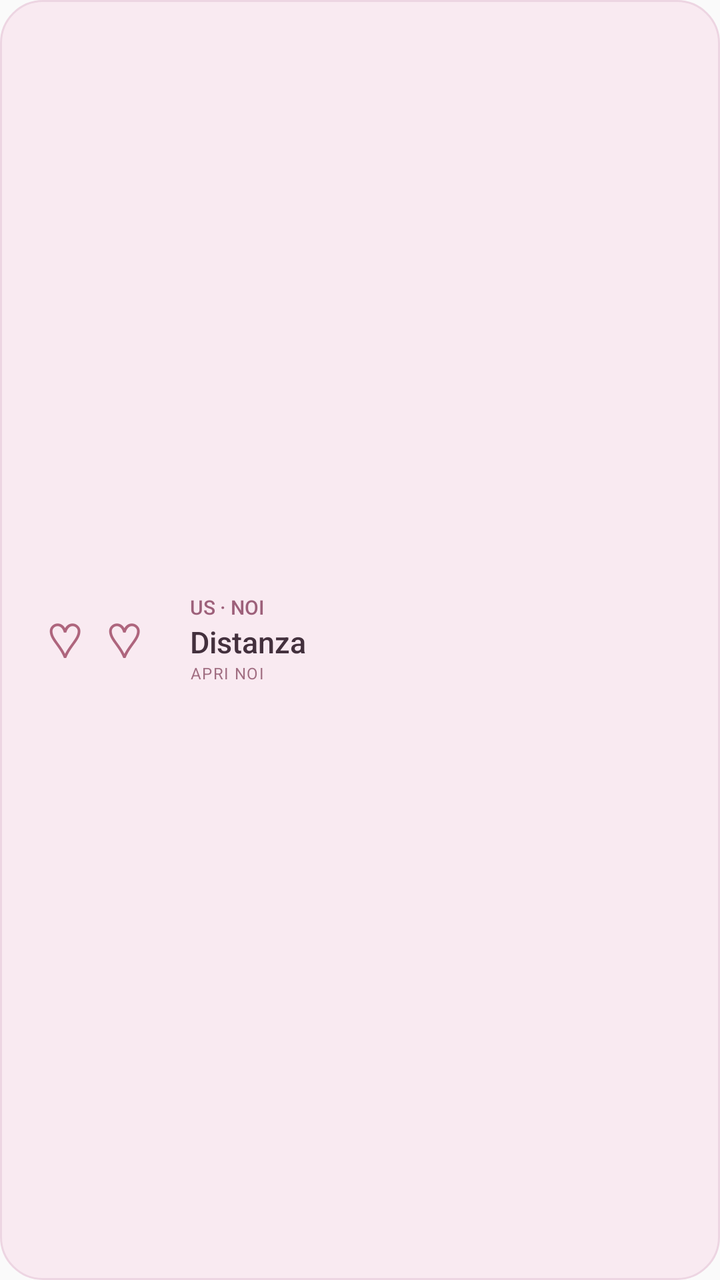
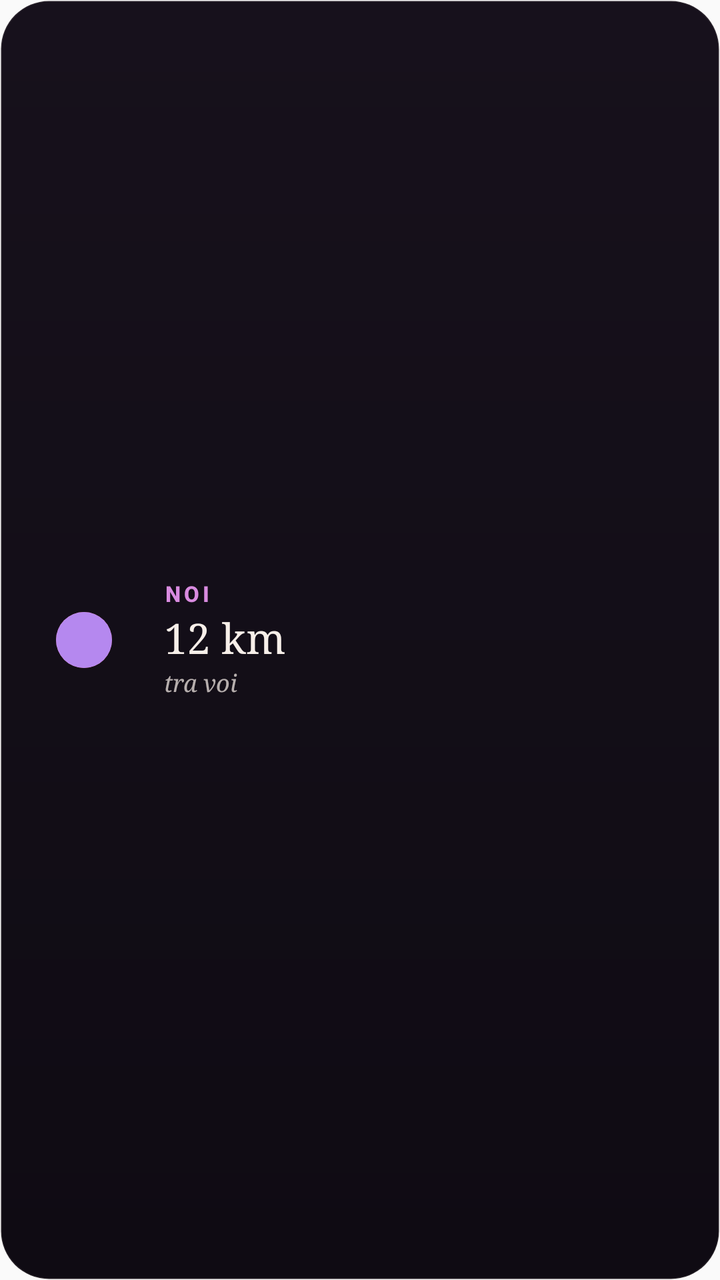

Compare the two renders of this Android layout. The source of the first and the diff that turns it into the second are given below.
<!-- AndroidManifest.xml: another module's application theme AppTheme -->
<!-- res/layout/us_widget_preview_noi.xml -->
<?xml version="1.0" encoding="utf-8"?>
<LinearLayout xmlns:android="http://schemas.android.com/apk/res/android"
    android:layout_width="match_parent" android:layout_height="match_parent"
    android:background="@drawable/us_widget_noi_light_background"
    android:gravity="center_vertical" android:orientation="horizontal"
    android:paddingStart="9dp" android:paddingEnd="10dp" android:paddingTop="7dp" android:paddingBottom="7dp">
    <FrameLayout android:layout_width="77dp" android:layout_height="match_parent" android:layout_marginEnd="9dp">
        <ImageView android:id="@+id/us_noi_portrait"
            android:layout_width="match_parent" android:layout_height="match_parent"
            android:scaleType="fitCenter" android:adjustViewBounds="true"
            android:contentDescription="@null" android:visibility="gone"/>
        <TextView android:id="@+id/us_noi_fallback"
            android:layout_width="match_parent" android:layout_height="match_parent"
            android:gravity="center" android:text="♡  ♡" android:textColor="#AE657D" android:textSize="24sp"/>
    </FrameLayout>
    <LinearLayout android:layout_width="0dp" android:layout_height="wrap_content"
        android:layout_weight="1" android:orientation="vertical" android:gravity="center_vertical">
        <TextView android:layout_width="match_parent" android:layout_height="wrap_content"
            android:fontFamily="sans-serif-medium" android:text="US · NOI"
            android:textColor="#9D607A" android:textSize="10sp" android:includeFontPadding="false" android:maxLines="1"/>
        <TextView android:id="@+id/us_noi_distance"
            android:layout_width="match_parent" android:layout_height="wrap_content" android:layout_marginTop="3dp"
            android:fontFamily="sans-serif-medium" android:text="Distanza"
            android:textColor="#43303D" android:textSize="15sp"
            android:autoSizeTextType="uniform" android:autoSizeMinTextSize="11sp"
            android:autoSizeMaxTextSize="15sp" android:maxLines="1"
            android:ellipsize="end" android:includeFontPadding="false"/>
        <TextView android:id="@+id/us_noi_caption"
            android:layout_width="match_parent" android:layout_height="wrap_content" android:layout_marginTop="2dp"
            android:text="APRI NOI" android:letterSpacing="0.06"
            android:textColor="#A16E82" android:textSize="8sp" android:maxLines="1" android:includeFontPadding="false"/>
    </LinearLayout>
</LinearLayout>
<!-- resources referenced by this layout -->
<resources>
  <!-- drawable us_widget_noi_light_background (drawable) -->
  <?xml version="1.0" encoding="utf-8"?>
  <shape xmlns:android="http://schemas.android.com/apk/res/android" android:shape="rectangle">
      <solid android:color="#F9EAF1"/>
      <stroke android:width="1dp" android:color="#EDD5E2"/>
      <corners android:radius="21dp"/>
  </shape>
  <style name="AppTheme" parent="Theme.AppCompat.Light.DarkActionBar">
          
          <item name="colorPrimary">@color/colorPrimary</item>
          <item name="colorPrimaryDark">@color/colorPrimaryDark</item>
          <item name="colorAccent">@color/colorAccent</item>
      </style>
</resources>

<!-- the commit's change to res/layout/us_widget_preview_noi.xml (unified diff, before → after) -->
@@ -1,33 +1,62 @@
 <?xml version="1.0" encoding="utf-8"?>
 <LinearLayout xmlns:android="http://schemas.android.com/apk/res/android"
-    android:layout_width="match_parent" android:layout_height="match_parent"
-    android:background="@drawable/us_widget_noi_light_background"
-    android:gravity="center_vertical" android:orientation="horizontal"
-    android:paddingStart="9dp" android:paddingEnd="10dp" android:paddingTop="7dp" android:paddingBottom="7dp">
-    <FrameLayout android:layout_width="77dp" android:layout_height="match_parent" android:layout_marginEnd="9dp">
-        <ImageView android:id="@+id/us_noi_portrait"
-            android:layout_width="match_parent" android:layout_height="match_parent"
-            android:scaleType="fitCenter" android:adjustViewBounds="true"
-            android:contentDescription="@null" android:visibility="gone"/>
-        <TextView android:id="@+id/us_noi_fallback"
-            android:layout_width="match_parent" android:layout_height="match_parent"
-            android:gravity="center" android:text="♡  ♡" android:textColor="#AE657D" android:textSize="24sp"/>
-    </FrameLayout>
-    <LinearLayout android:layout_width="0dp" android:layout_height="wrap_content"
-        android:layout_weight="1" android:orientation="vertical" android:gravity="center_vertical">
-        <TextView android:layout_width="match_parent" android:layout_height="wrap_content"
-            android:fontFamily="sans-serif-medium" android:text="US · NOI"
-            android:textColor="#9D607A" android:textSize="10sp" android:includeFontPadding="false" android:maxLines="1"/>
-        <TextView android:id="@+id/us_noi_distance"
-            android:layout_width="match_parent" android:layout_height="wrap_content" android:layout_marginTop="3dp"
-            android:fontFamily="sans-serif-medium" android:text="Distanza"
-            android:textColor="#43303D" android:textSize="15sp"
-            android:autoSizeTextType="uniform" android:autoSizeMinTextSize="11sp"
-            android:autoSizeMaxTextSize="15sp" android:maxLines="1"
-            android:ellipsize="end" android:includeFontPadding="false"/>
-        <TextView android:id="@+id/us_noi_caption"
-            android:layout_width="match_parent" android:layout_height="wrap_content" android:layout_marginTop="2dp"
-            android:text="APRI NOI" android:letterSpacing="0.06"
-            android:textColor="#A16E82" android:textSize="8sp" android:maxLines="1" android:includeFontPadding="false"/>
+    android:layout_width="match_parent"
+    android:layout_height="match_parent"
+    android:background="@drawable/us_widget_background"
+    android:gravity="center_vertical"
+    android:orientation="horizontal"
+    android:paddingStart="10dp"
+    android:paddingTop="8dp"
+    android:paddingEnd="12dp"
+    android:paddingBottom="8dp">
+
+    <ImageView
+        android:layout_width="64dp"
+        android:layout_height="44dp"
+        android:layout_marginEnd="8dp"
+        android:importantForAccessibility="no"
+        android:scaleType="center"
+        android:src="@drawable/us_widget_two_dots" />
+
+    <LinearLayout
+        android:layout_width="0dp"
+        android:layout_height="wrap_content"
+        android:layout_weight="1"
+        android:orientation="vertical">
+
+        <TextView
+            android:layout_width="match_parent"
+            android:layout_height="wrap_content"
+            android:fontFamily="sans-serif-medium"
+            android:includeFontPadding="false"
+            android:letterSpacing="0.14"
+            android:text="@string/us_widget_noi_name"
+            android:textAllCaps="true"
+            android:textColor="@color/us_widget_orchidea"
+            android:textSize="11sp"
+            android:textStyle="bold" />
+
+        <TextView
+            android:layout_width="match_parent"
+            android:layout_height="wrap_content"
+            android:layout_marginTop="4dp"
+            android:fontFamily="serif"
+            android:includeFontPadding="false"
+            android:maxLines="1"
+            android:text="@string/us_widget_preview_noi"
+            android:textColor="@color/us_widget_text"
+            android:textSize="21sp" />
+
+        <TextView
+            android:layout_width="match_parent"
+            android:layout_height="wrap_content"
+            android:layout_marginTop="3dp"
+            android:fontFamily="serif"
+            android:includeFontPadding="false"
+            android:maxLines="1"
+            android:text="@string/us_widget_noi_between"
+            android:textColor="@color/us_widget_text_2"
+            android:textSize="12sp"
+            android:textStyle="italic" />
     </LinearLayout>
 </LinearLayout>
<!-- resource entries referenced after the edit -->
@@ -1,12 +1,33 @@
 <!-- resources referenced by this layout -->
 <resources>
-  <!-- drawable us_widget_noi_light_background (drawable) -->
+  <color name="us_widget_orchidea">#FFD98BE0</color>
+  <color name="us_widget_text">#FFF7EFE9</color>
+  <color name="us_widget_text_2">#B8F7EFE9</color>
+  <!-- drawable us_widget_background (drawable) -->
   <?xml version="1.0" encoding="utf-8"?>
   <shape xmlns:android="http://schemas.android.com/apk/res/android" android:shape="rectangle">
-      <solid android:color="#F9EAF1"/>
-      <stroke android:width="1dp" android:color="#EDD5E2"/>
-      <corners android:radius="21dp"/>
+      <gradient
+          android:angle="270"
+          android:endColor="#FF0F0B13"
+          android:startColor="#FF17111C" />
+      <stroke android:width="1dp" android:color="#17F7EFE9" />
+      <corners android:radius="24dp" />
   </shape>
+  <!-- drawable us_widget_two_dots (drawable) -->
+  <?xml version="1.0" encoding="utf-8"?>
+  <layer-list xmlns:android="http://schemas.android.com/apk/res/android"
+      android:width="44dp"
+      android:height="28dp">
+      <item android:width="28dp" android:height="28dp" android:gravity="start|center_vertical">
+          <shape android:shape="oval"><solid android:color="#FFFF7C96" /></shape>
+      </item>
+      <item android:width="28dp" android:height="28dp" android:gravity="end|center_vertical">
+          <shape android:shape="oval"><solid android:color="#D9A98BFF" /></shape>
+      </item>
+  </layer-list>
+  <string name="us_widget_noi_between">tra voi</string>
+  <string name="us_widget_noi_name">Noi</string>
+  <string name="us_widget_preview_noi">12 km</string>
   <style name="AppTheme" parent="Theme.AppCompat.Light.DarkActionBar">
           
           <item name="colorPrimary">@color/colorPrimary</item>
